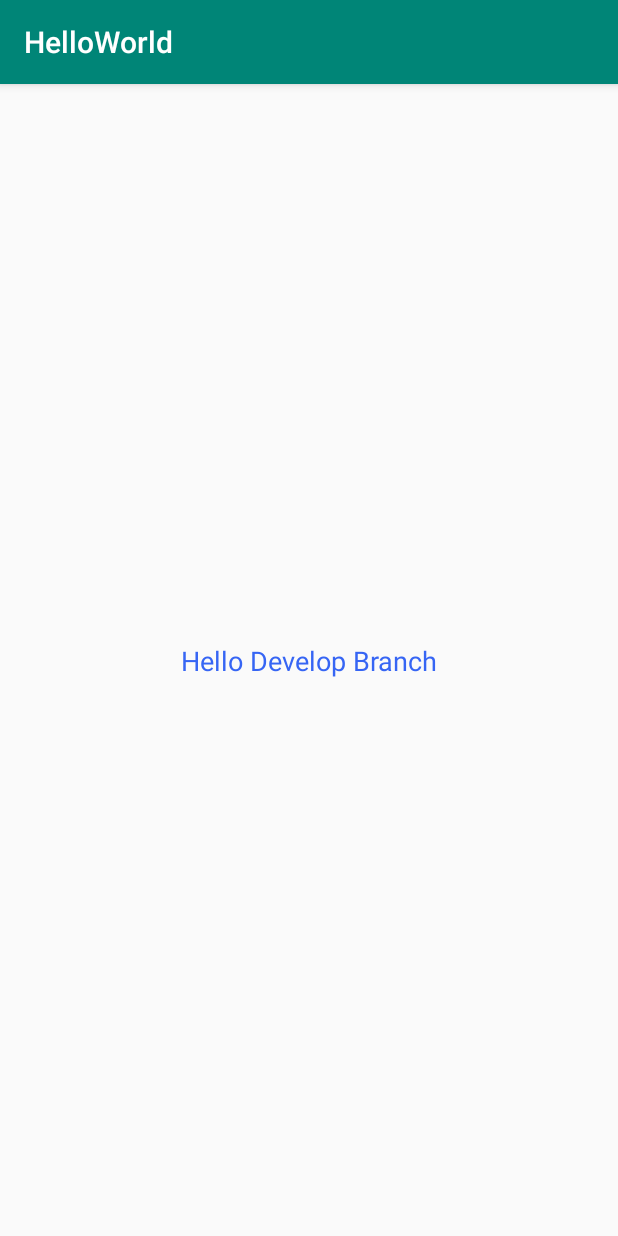
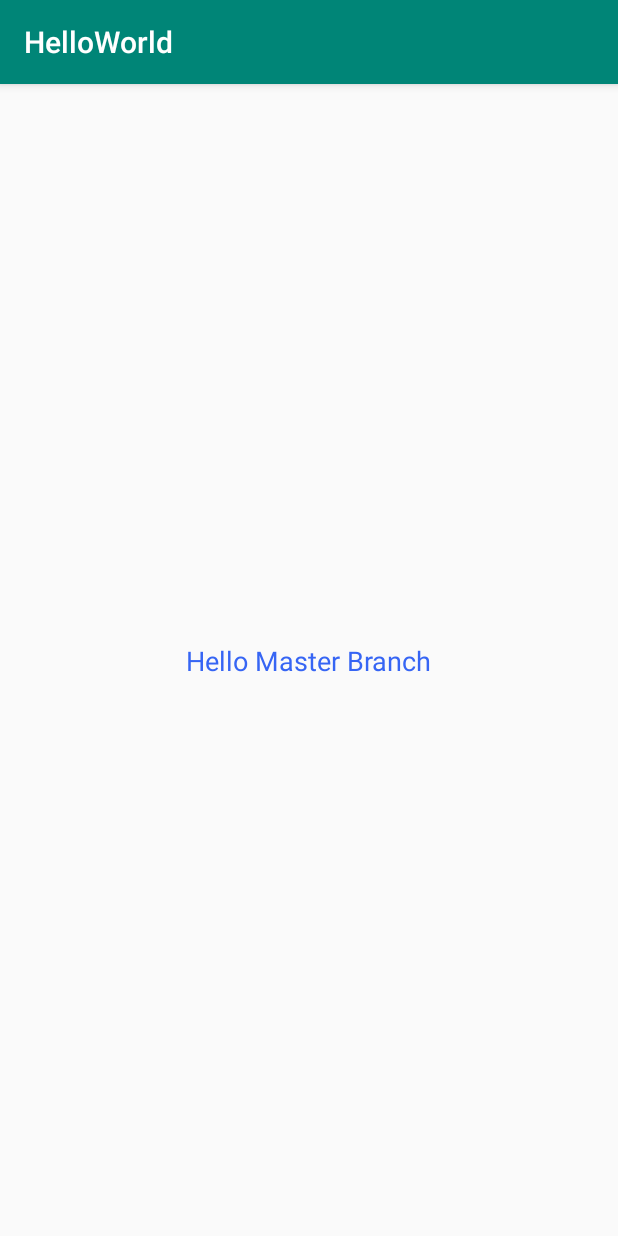
Before and after one commit to yeyu0308/HelloWorld, an Android app: the screen it shows after launch (MainActivity), on a phone screen of 412 x 824 dp. Run offline under Robolectric (Android 15) with nearby library versions, the phone set to English and light mode, and no system bars.

Commit message:
dit TextView for master

```diff
--- a/app/src/main/res/layout/activity_main.xml
+++ b/app/src/main/res/layout/activity_main.xml
@@ -9,7 +9,7 @@
     <TextView
         android:layout_width="wrap_content"
         android:layout_height="wrap_content"
-        android:text="Hello Develop Branch"
+        android:text="Hello Master Branch"
         android:textColor="#3665F4"
         android:textSize="18sp"
         app:layout_constraintBottom_toBottomOf="parent"
```
